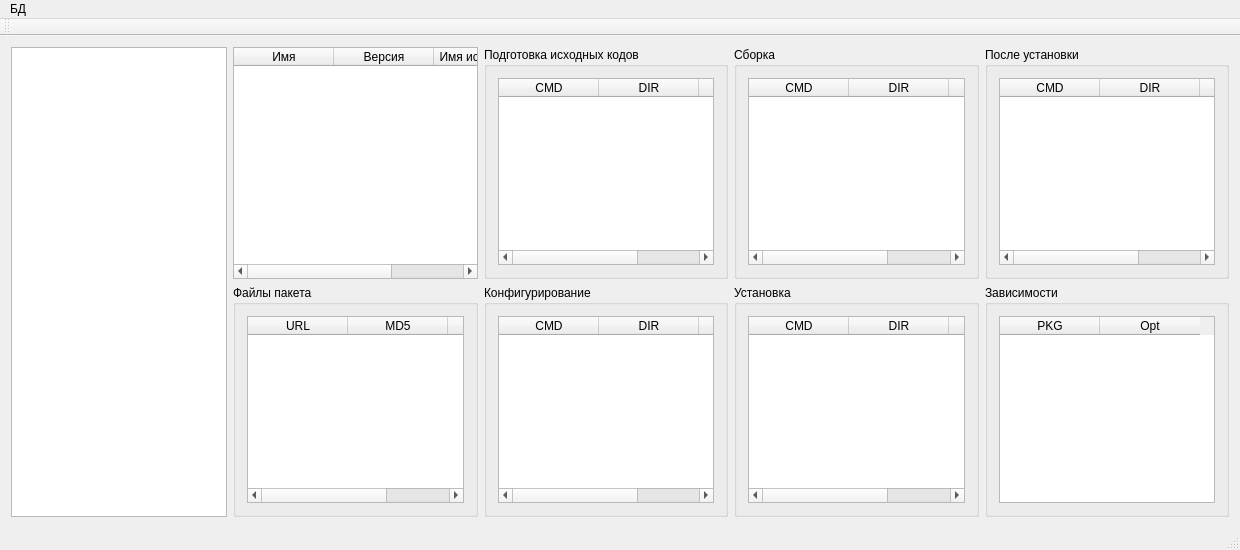
andreili/pkg_mngr, file editor/mainwindow.ui: the form before one commit.
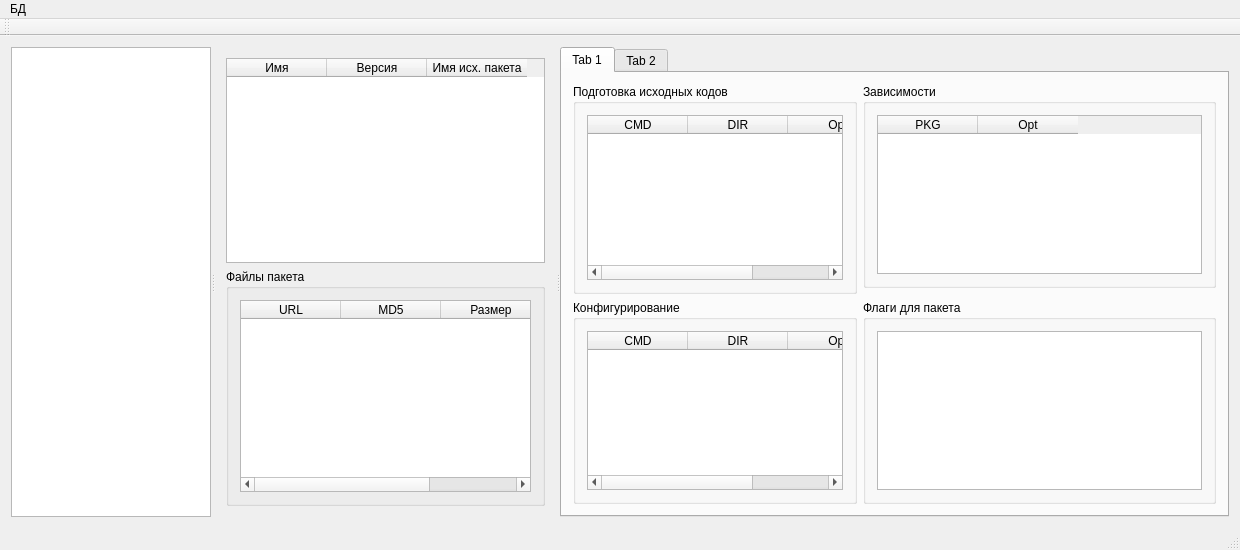
The form after the commit. The open tabs and pages were chosen to show the change.

Patch:
```diff
--- a/editor/mainwindow.ui
+++ b/editor/mainwindow.ui
@@ -14,8 +14,135 @@
    <string>MainWindow</string>
   </property>
   <widget class="QWidget" name="centralWidget">
-   <layout class="QGridLayout" name="gridLayout">
-    <item row="1" column="2">
+   <layout class="QHBoxLayout" name="horizontalLayout_7">
+    <item>
+     <widget class="QSplitter" name="splitter">
+      <property name="orientation">
+       <enum>Qt::Horizontal</enum>
+      </property>
+      <widget class="QTreeWidget" name="twPckgs">
+       <property name="maximumSize">
+        <size>
+         <width>200</width>
+         <height>16777215</height>
+        </size>
+       </property>
+       <property name="contextMenuPolicy">
+        <enum>Qt::CustomContextMenu</enum>
+       </property>
+       <attribute name="headerVisible">
+        <bool>false</bool>
+       </attribute>
+       <column>
+        <property name="text">
+         <string notr="true">1</string>
+        </property>
+       </column>
+      </widget>
+      <widget class="QWidget" name="widget" native="true">
+       <property name="minimumSize">
+        <size>
+         <width>300</width>
+         <height>0</height>
+        </size>
+       </property>
+       <layout class="QVBoxLayout" name="verticalLayout">
+        <item>
+         <widget class="QTableWidget" name="twVersions">
+          <property name="contextMenuPolicy">
+           <enum>Qt::CustomContextMenu</enum>
+          </property>
+          <column>
+           <property name="text">
+            <string>Имя</string>
+           </property>
+          </column>
+          <column>
+           <property name="text">
+            <string>Версия</string>
+           </property>
+          </column>
+          <column>
+           <property name="text">
+            <string>Имя исх. пакета</string>
+           </property>
+          </column>
+         </widget>
+        </item>
+        <item>
+         <widget class="QGroupBox" name="groupBox">
+          <property name="title">
+           <string>Файлы пакета</string>
+          </property>
+          <layout class="QHBoxLayout" name="horizontalLayout">
+           <item>
+            <widget class="QTableWidget" name="twSources">
+             <property name="contextMenuPolicy">
+              <enum>Qt::CustomContextMenu</enum>
+             </property>
+             <column>
+              <property name="text">
+               <string>URL</string>
+              </property>
+             </column>
+             <column>
+              <property name="text">
+               <string>MD5</string>
+              </property>
+             </column>
+             <column>
+              <property name="text">
+               <string>Размер</string>
+              </property>
+             </column>
+            </widget>
+           </item>
+          </layout>
+         </widget>
+        </item>
+       </layout>
+      </widget>
+      <widget class="QTabWidget" name="tabWidget">
+       <property name="currentIndex">
+        <number>1</number>
+       </property>
+       <widget class="QWidget" name="tab">
+        <attribute name="title">
+         <string>Tab 1</string>
+        </attribute>
+        <layout class="QGridLayout" name="gridLayout_2">
+         <item row="0" column="0" rowspan="2" colspan="2">
+          <widget class="QGroupBox" name="groupBox_2">
+           <property name="title">
+            <string>Подготовка исходных кодов</string>
+           </property>
+           <layout class="QHBoxLayout" name="horizontalLayout_2">
+            <item>
+             <widget class="QTableWidget" name="twPrep">
+              <property name="contextMenuPolicy">
+               <enum>Qt::CustomContextMenu</enum>
+              </property>
+              <column>
+               <property name="text">
+                <string>CMD</string>
+               </property>
+              </column>
+              <column>
+               <property name="text">
+                <string>DIR</string>
+               </property>
+              </column>
+              <column>
+               <property name="text">
+                <string>Opt</string>
+               </property>
+              </column>
+             </widget>
+            </item>
+           </layout>
+          </widget>
+         </item>
+         <item row="2" column="0" colspan="2">
      <widget class="QGroupBox" name="groupBox_3">
       <property name="title">
        <string>Конфигурирование</string>
@@ -46,7 +173,52 @@
       </layout>
      </widget>
     </item>
-    <item row="0" column="3">
+         <item row="0" column="2">
+          <widget class="QGroupBox" name="groupBox_7">
+           <property name="title">
+            <string>Зависимости</string>
+           </property>
+           <layout class="QHBoxLayout" name="horizontalLayout_8">
+            <item>
+             <widget class="QTableWidget" name="twDeps">
+              <property name="contextMenuPolicy">
+               <enum>Qt::CustomContextMenu</enum>
+              </property>
+              <column>
+               <property name="text">
+                <string>PKG</string>
+               </property>
+              </column>
+              <column>
+               <property name="text">
+                <string>Opt</string>
+               </property>
+              </column>
+             </widget>
+            </item>
+           </layout>
+          </widget>
+         </item>
+         <item row="2" column="2">
+          <widget class="QGroupBox" name="groupBox_8">
+           <property name="title">
+            <string>Флаги для пакета</string>
+           </property>
+           <layout class="QHBoxLayout" name="horizontalLayout_9">
+            <item>
+             <widget class="QListWidget" name="lwOpts"/>
+            </item>
+           </layout>
+          </widget>
+         </item>
+        </layout>
+       </widget>
+       <widget class="QWidget" name="tab_2">
+        <attribute name="title">
+         <string>Tab 2</string>
+        </attribute>
+        <layout class="QGridLayout" name="gridLayout_3">
+         <item row="0" column="0">
      <widget class="QGroupBox" name="groupBox_4">
       <property name="title">
        <string>Сборка</string>
@@ -77,137 +249,7 @@
       </layout>
      </widget>
     </item>
-    <item row="1" column="3">
-     <widget class="QGroupBox" name="groupBox_5">
-      <property name="title">
-       <string>Установка</string>
-      </property>
-      <layout class="QHBoxLayout" name="horizontalLayout_5">
-       <item>
-        <widget class="QTableWidget" name="twInstall">
-         <property name="contextMenuPolicy">
-          <enum>Qt::CustomContextMenu</enum>
-         </property>
-         <column>
-          <property name="text">
-           <string>CMD</string>
-          </property>
-         </column>
-         <column>
-          <property name="text">
-           <string>DIR</string>
-          </property>
-         </column>
-         <column>
-          <property name="text">
-           <string>Opt</string>
-          </property>
-         </column>
-        </widget>
-       </item>
-      </layout>
-     </widget>
-    </item>
-    <item row="0" column="2">
-     <widget class="QGroupBox" name="groupBox_2">
-      <property name="title">
-       <string>Подготовка исходных кодов</string>
-      </property>
-      <layout class="QHBoxLayout" name="horizontalLayout_2">
-       <item>
-        <widget class="QTableWidget" name="twPrep">
-         <property name="contextMenuPolicy">
-          <enum>Qt::CustomContextMenu</enum>
-         </property>
-         <column>
-          <property name="text">
-           <string>CMD</string>
-          </property>
-         </column>
-         <column>
-          <property name="text">
-           <string>DIR</string>
-          </property>
-         </column>
-         <column>
-          <property name="text">
-           <string>Opt</string>
-          </property>
-         </column>
-        </widget>
-       </item>
-      </layout>
-     </widget>
-    </item>
-    <item row="1" column="1">
-     <widget class="QGroupBox" name="groupBox">
-      <property name="title">
-       <string>Файлы пакета</string>
-      </property>
-      <layout class="QHBoxLayout" name="horizontalLayout">
-       <item>
-        <widget class="QTableWidget" name="twSources">
-         <property name="contextMenuPolicy">
-          <enum>Qt::CustomContextMenu</enum>
-         </property>
-         <column>
-          <property name="text">
-           <string>URL</string>
-          </property>
-         </column>
-         <column>
-          <property name="text">
-           <string>MD5</string>
-          </property>
-         </column>
-         <column>
-          <property name="text">
-           <string>Размер</string>
-          </property>
-         </column>
-        </widget>
-       </item>
-      </layout>
-     </widget>
-    </item>
     <item row="0" column="1">
-     <widget class="QTableWidget" name="twVersions">
-      <property name="contextMenuPolicy">
-       <enum>Qt::CustomContextMenu</enum>
-      </property>
-      <column>
-       <property name="text">
-        <string>Имя</string>
-       </property>
-      </column>
-      <column>
-       <property name="text">
-        <string>Версия</string>
-       </property>
-      </column>
-      <column>
-       <property name="text">
-        <string>Имя исх. пакета</string>
-       </property>
-      </column>
-     </widget>
-    </item>
-    <item row="0" column="0" rowspan="2">
-     <widget class="QTreeWidget" name="twPckgs">
-      <property name="contextMenuPolicy">
-       <enum>Qt::CustomContextMenu</enum>
-      </property>
-      <attribute name="headerVisible">
-       <bool>false</bool>
-      </attribute>
-      <column>
-       <property name="text">
-        <string notr="true">1</string>
-       </property>
-      </column>
-     </widget>
-    </item>
-    <item row="0" column="4">
      <widget class="QGroupBox" name="groupBox_6">
       <property name="title">
        <string>После установки</string>
@@ -238,20 +280,25 @@
       </layout>
      </widget>
     </item>
-    <item row="1" column="4">
-     <widget class="QGroupBox" name="groupBox_7">
+         <item row="1" column="0">
+          <widget class="QGroupBox" name="groupBox_5">
       <property name="title">
-       <string>Зависимости</string>
-      </property>
-      <layout class="QHBoxLayout" name="horizontalLayout_7">
+            <string>Установка</string>
+           </property>
+           <layout class="QHBoxLayout" name="horizontalLayout_5">
        <item>
-        <widget class="QTableWidget" name="twDeps">
+             <widget class="QTableWidget" name="twInstall">
          <property name="contextMenuPolicy">
           <enum>Qt::CustomContextMenu</enum>
          </property>
          <column>
           <property name="text">
-           <string>PKG</string>
+                <string>CMD</string>
+               </property>
+              </column>
+              <column>
+               <property name="text">
+                <string>DIR</string>
           </property>
          </column>
          <column>
@@ -262,6 +309,11 @@
         </widget>
        </item>
       </layout>
+          </widget>
+         </item>
+        </layout>
+       </widget>
+      </widget>
      </widget>
     </item>
    </layout>
```
Lines whose indentation alone changed are shown as unchanged.
